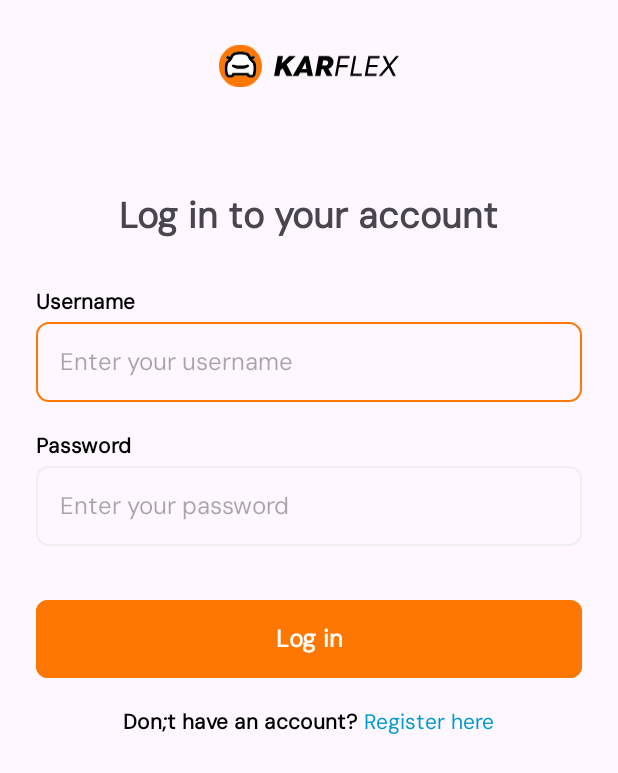
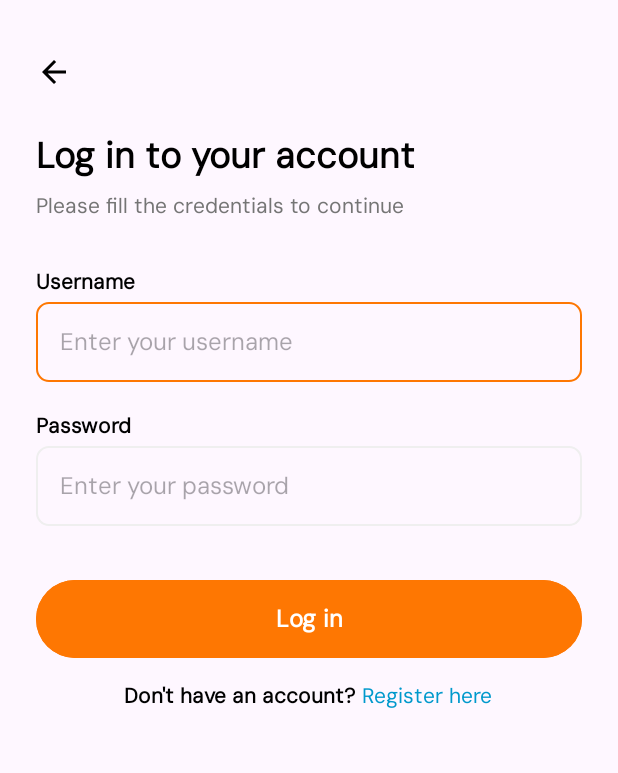
Before and after one commit to KarFlex-MTS-LAB/KarFlex, an Android app: the screen it shows after launch (LoginActivity), after a tap on "Log in to your account", on a phone screen of 412 x 824 dp. Shown: the top 773 px of the screen. Run offline under Robolectric (Android 15) with nearby library versions, the phone set to English and light mode, and no system bars.

Commit message:
Refactor activities' layout & styles

```diff
--- a/app/src/main/java/com/example/karflex/LoginActivity.kt
+++ b/app/src/main/java/com/example/karflex/LoginActivity.kt
@@ -2,7 +2,12 @@ package com.example.karflex
 
 import android.content.Intent
 import android.os.Bundle
+import android.widget.Button
+import android.widget.EditText
+import android.widget.ImageButton
+import android.widget.LinearLayout
 import android.widget.TextView
+import android.widget.Toast
 import androidx.activity.enableEdgeToEdge
 import androidx.appcompat.app.AppCompatActivity
 import androidx.core.view.ViewCompat
@@ -11,13 +16,66 @@ import androidx.core.view.WindowInsetsCompat
 class LoginActivity : AppCompatActivity() {
     override fun onCreate(savedInstanceState: Bundle?) {
         super.onCreate(savedInstanceState)
+        enableEdgeToEdge()
         setContentView(R.layout.activity_login)
 
+        val mainView = findViewById<LinearLayout>(R.id.main)
+
+        val initialLeft = mainView.paddingLeft
+        val initialTop = mainView.paddingTop
+        val initialRight = mainView.paddingRight
+        val initialBottom = mainView.paddingBottom
+
+        ViewCompat.setOnApplyWindowInsetsListener(mainView) { v, insets ->
+            val systemBars = insets.getInsets(WindowInsetsCompat.Type.systemBars())
+
+            v.setPadding(
+                initialLeft + systemBars.left,
+                initialTop + systemBars.top,
+                initialRight + systemBars.right,
+                initialBottom + systemBars.bottom
+            )
+            insets
+        }
+
+        val btnReturn = findViewById<ImageButton>(R.id.btnReturn)
         val tvToRegister = findViewById<TextView>(R.id.tvToRegister)
+        val btnLogin = findViewById<Button>(R.id.btnLogin)
+
+        btnReturn.setOnClickListener {
+            finish()
+        }
 
         tvToRegister.setOnClickListener {
             val intent = Intent(this, RegisterActivity::class.java)
             startActivity(intent)
         }
+
+        btnLogin.setOnClickListener {
+            val etUsername = findViewById<EditText>(R.id.etUsername)
+            val etPassword = findViewById<EditText>(R.id.etPassword)
+
+            val username = etUsername.text.toString().trim()
+            val password = etPassword.text.toString().trim()
+
+            if (username.isEmpty()) {
+                Toast.makeText(this, "Username must be filled!", Toast.LENGTH_SHORT).show()
+                return@setOnClickListener
+            }
+
+            if (password.isEmpty()) {
+                Toast.makeText(this, "Password must be filled!", Toast.LENGTH_SHORT).show()
+                return@setOnClickListener
+            }
+
+            val isValidUser = true
+
+            if (!isValidUser) {
+                Toast.makeText(this, "Invalid username or password", Toast.LENGTH_SHORT).show()
+            } else {
+                val intent = Intent(this, OtpActivity::class.java)
+                startActivity(intent)
+            }
+        }
     }
 }
--- a/app/src/main/java/com/example/karflex/WelcomeActivity.kt
+++ b/app/src/main/java/com/example/karflex/WelcomeActivity.kt
@@ -3,13 +3,37 @@ package com.example.karflex
 import android.content.Intent
 import android.os.Bundle
 import android.widget.Button
+import android.widget.LinearLayout
+import androidx.activity.enableEdgeToEdge
 import androidx.appcompat.app.AppCompatActivity
+import androidx.core.view.ViewCompat
+import androidx.core.view.WindowInsetsCompat
 
 class WelcomeActivity : AppCompatActivity() {
-
     override fun onCreate(savedInstanceState: Bundle?) {
         super.onCreate(savedInstanceState)
+
+        enableEdgeToEdge()
         setContentView(R.layout.activity_welcome)
+
+        val mainView = findViewById<LinearLayout>(R.id.main)
+
+        val initialLeft = mainView.paddingLeft
+        val initialTop = mainView.paddingTop
+        val initialRight = mainView.paddingRight
+        val initialBottom = mainView.paddingBottom
+
+        ViewCompat.setOnApplyWindowInsetsListener(mainView) { v, insets ->
+            val systemBars = insets.getInsets(WindowInsetsCompat.Type.systemBars())
+
+            v.setPadding(
+                initialLeft + systemBars.left,
+                initialTop + systemBars.top,
+                initialRight + systemBars.right,
+                initialBottom + systemBars.bottom
+            )
+            insets
+        }
 
         val btnLogin = findViewById<Button>(R.id.btnLogin)
         val btnRegister = findViewById<Button>(R.id.btnRegister)
--- a/app/src/main/res/color/nav_item_color.xml
+++ b/app/src/main/res/color/nav_item_color.xml
@@ -4,5 +4,5 @@
     <item android:color="@color/primary" android:state_checked="true" />
 
     <!-- Warna saat ikon/teks TIDAK DIPILIH -->
-    <item android:color="#9E9E9E" android:state_checked="false" />
+    <item android:color="#A2A3A2" android:state_checked="false" />
 </selector>
--- a/app/src/main/res/layout/activity_login.xml
+++ b/app/src/main/res/layout/activity_login.xml
@@ -5,23 +5,36 @@
     xmlns:app="http://schemas.android.com/apk/res-auto"
     android:orientation="vertical"
     android:padding="24dp"
-
+    android:id="@+id/main"
     android:gravity="center_horizontal">
 
-    <!-- Logo -->
-    <ImageView
-        android:layout_width="120dp"
-        android:layout_height="40dp"
-        android:src="@drawable/app_logo"
-        android:layout_marginBottom="64dp"
-        android:contentDescription="App Logo"/>
+    <ImageButton
+        android:id="@+id/btnReturn"
+        android:layout_width="24dp"
+        android:layout_height="48dp"
+        android:background="?attr/selectableItemBackgroundBorderless"
+        android:contentDescription="Back Button"
+        android:src="@drawable/ic_arrow_back"
+        app:tint="@android:color/black"
+        android:layout_gravity="start"/>
 
     <TextView
-        android:layout_width="wrap_content"
+        android:layout_width="match_parent"
         android:layout_height="wrap_content"
+        android:layout_marginTop="16dp"
         android:text="Log in to your account"
+        android:textColor="@android:color/black"
         android:textSize="24sp"
         android:textStyle="bold"
+        android:textFontWeight="900"
+        android:layout_marginBottom="8dp"/>
+
+    <TextView
+        android:layout_width="match_parent"
+        android:layout_height="wrap_content"
+        android:text="Please fill the credentials to continue"
+        android:textColor="@color/dark_gray"
+        android:textSize="14sp"
         android:layout_marginBottom="32dp"/>
 
     <!-- Input Username -->
@@ -85,8 +98,8 @@
         android:textFontWeight="600"
         android:backgroundTint="@color/primary"
         android:layout_marginTop="16dp"
-        android:layout_marginBottom="16dp"
-        app:cornerRadius="8dp" />
+        android:layout_marginBottom="12dp"
+        app:cornerRadius="100dp" />
 
     <LinearLayout
         android:layout_width="wrap_content"
@@ -97,7 +110,7 @@
         <TextView
             android:layout_width="wrap_content"
             android:layout_height="wrap_content"
-            android:text="Don;t have an account? "
+            android:text="Don't have an account? "
             android:textColor="@android:color/black"
             android:textFontWeight="600"
             android:textSize="14sp"/>
```
Also changed, not shown: app/src/main/java/com/example/karflex/HomeActivity.kt (+3 -5 lines), app/src/main/java/com/example/karflex/OtpActivity.kt (+29 -1 lines), app/src/main/java/com/example/karflex/RegisterActivity.kt (+9 -0 lines), app/src/main/res/drawable/ic_profile_filled.xml (+8 -8 lines), app/src/main/res/drawable/ic_profile_outlined.xml (+4 -4 lines), app/src/main/res/layout/activity_home.xml (+6 -3 lines), app/src/main/res/layout/activity_otp.xml (+12 -14 lines), app/src/main/res/layout/activity_register.xml (+6 -4 lines), app/src/main/res/layout/activity_welcome.xml (+7 -6 lines), app/src/main/res/values/themes.xml (+5 -3 lines).
